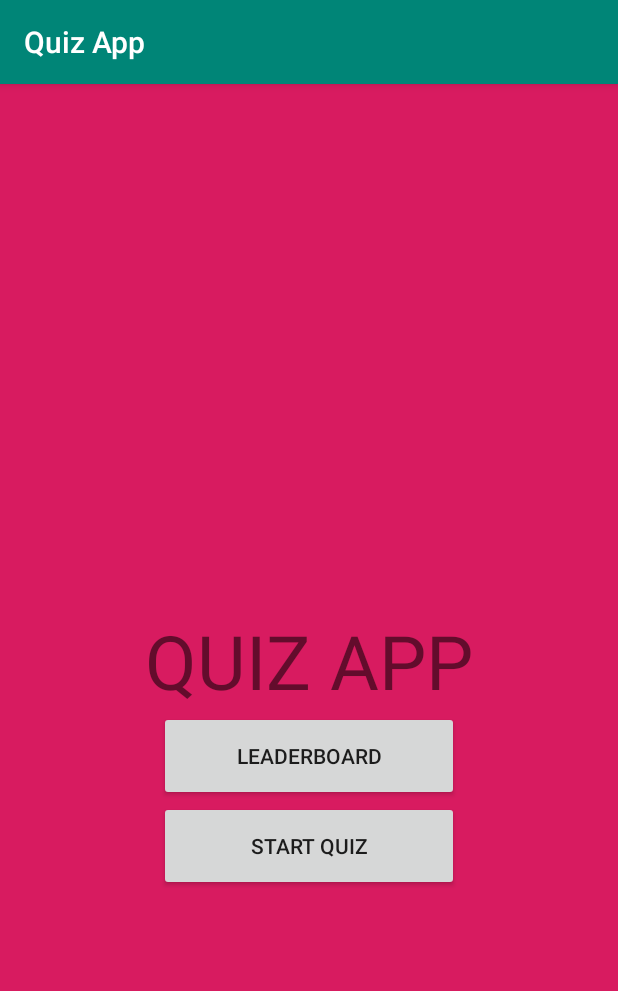
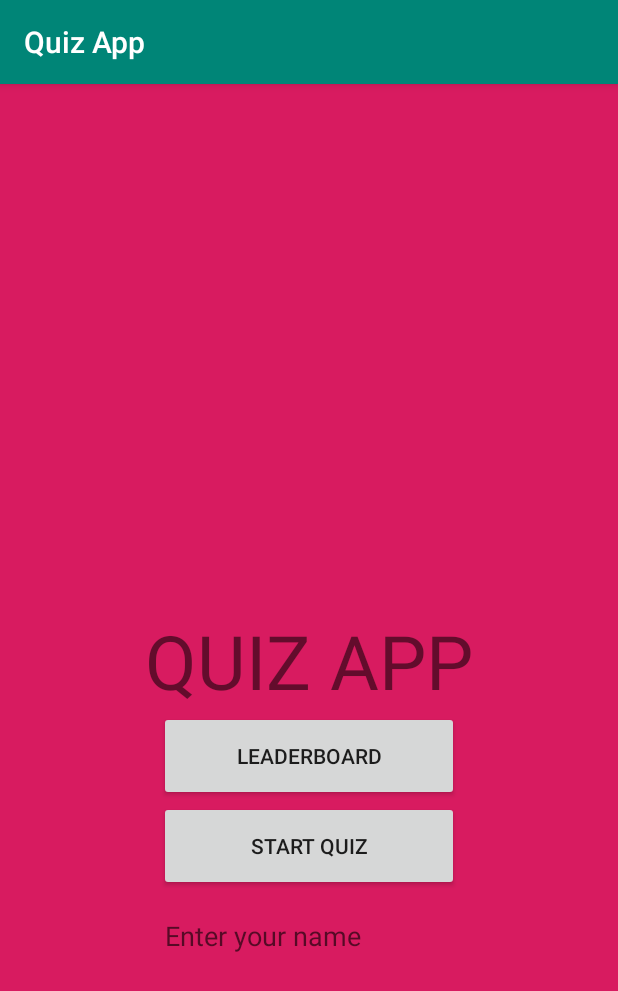
Before and after one commit to dhan0779/quiz-app, an Android app: the screen it shows after launch (MainActivity), on a phone screen of 412 x 824 dp. Shown: the top 991 px of the screen. Run offline under Robolectric (Android 15) with nearby library versions, the phone set to English and light mode, and no system bars.

Commit message:
Lab06d functionality of changing activity works now (arrayOutofBounds) and used Gson and SharedPreferences

```diff
--- a/app/build.gradle
+++ b/app/build.gradle
@@ -26,4 +26,6 @@ dependencies {
     testImplementation 'junit:junit:4.12'
     androidTestImplementation 'androidx.test.ext:junit:1.1.0'
     androidTestImplementation 'androidx.test.espresso:espresso-core:3.1.1'
+    implementation 'com.google.code.gson:gson:2.8.6'
+
 }
--- a/app/src/main/AndroidManifest.xml
+++ b/app/src/main/AndroidManifest.xml
@@ -12,7 +12,8 @@
         android:roundIcon="@mipmap/ic_launcher_round"
         android:supportsRtl="true"
         android:theme="@style/AppTheme">
-        <activity android:name=".quiz"></activity>
+        <activity android:name=".Leaderboard_Stat"></activity>
+        <activity android:name=".quiz" />
         <activity android:name=".MainActivity">
             <intent-filter>
                 <action android:name="android.intent.action.MAIN" />
--- /dev/null
+++ b/app/src/main/java/com/handavid/quizapp/Leaderboard.java
@@ -0,0 +1,14 @@
+package com.handavid.quizapp;
+
+import android.widget.EditText;
+
+public class Leaderboard {
+    String name;
+    int score;
+    public String getName(){
+        return name;
+    }
+    public int getScore(){
+        return score;
+    }
+}
--- a/app/src/main/res/layout/activity_main.xml
+++ b/app/src/main/res/layout/activity_main.xml
@@ -36,4 +36,13 @@
         app:layout_constraintLeft_toLeftOf="parent"
         app:layout_constraintRight_toRightOf="parent"/>
 
+    <EditText
+        android:id="@+id/names"
+        android:layout_width="200dp"
+        android:layout_height="60dp"
+        android:hint="@string/ent"
+        app:layout_constraintTop_toBottomOf="@id/start"
+        app:layout_constraintLeft_toLeftOf="parent"
+        app:layout_constraintRight_toRightOf="parent"/>
+
 </androidx.constraintlayout.widget.ConstraintLayout>
--- a/app/src/main/res/values/strings.xml
+++ b/app/src/main/res/values/strings.xml
@@ -10,4 +10,5 @@
     <string name="hint_incr">Increment?</string>
     <string name="leaderButton">Leaderboard</string>
     <string name="startButton">Start Quiz</string>
+    <string name="ent">Enter your name</string>
 </resources>
```
Also changed, not shown: app/src/main/java/com/handavid/quizapp/MainActivity.java (+13 -5 lines), app/src/main/java/com/handavid/quizapp/quiz.java (+41 -30 lines), app/src/main/res/layout/activity_leaderboard__stat.xml (added, +9 -0 lines).
